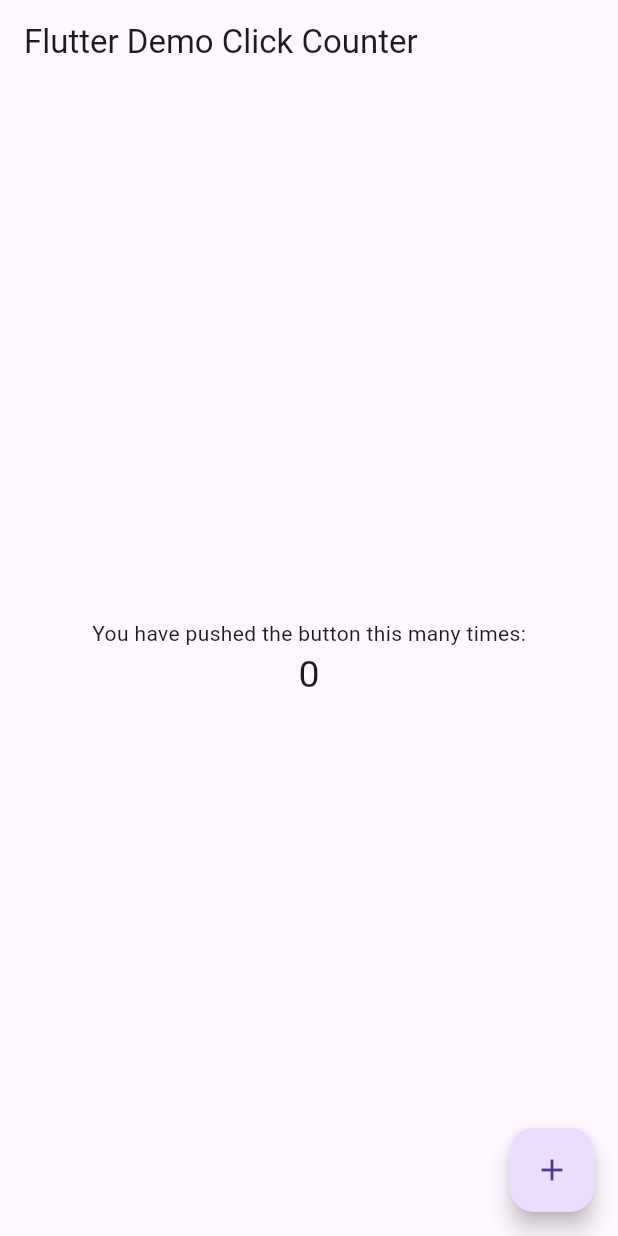
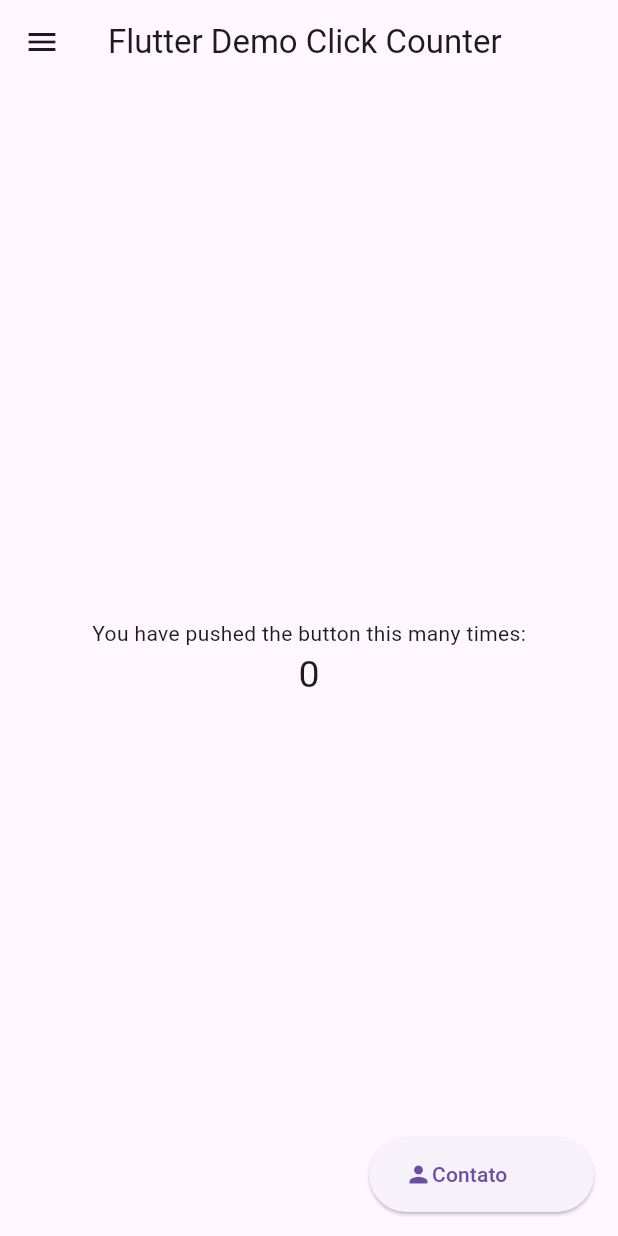
Before and after one commit to cronnysousa/meu_projeto_flutter, a Flutter app: the screen it shows after launch, on a phone screen of 412 x 824 dp. Run offline on Flutter 3.47's test engine with Material 3 defaults, Android fonts, the phone set to English and light mode, and no system bars.

Commit message:
projeto inicial

```diff
--- a/lib/main.dart
+++ b/lib/main.dart
@@ -21,10 +21,7 @@ class MyApp extends StatelessWidget {
 
 class MyHomePage extends StatefulWidget {
   const MyHomePage({super.key});
-  // This widget is the home page of your application. It is stateful, meaning
-  // that it has a State object (defined below) that contains fields that affect
-  // how it looks.
-  // This class is the configuration for the state.
+
   @override
   _MyHomePageState createState() => _MyHomePageState();
 }
@@ -34,42 +31,40 @@ class _MyHomePageState extends State<MyHomePage> {
 
   void _incrementCounter() {
     setState(() {
-      // This call to setState tells the Flutter framework that something has
-      // changed in this State, which causes it to rerun the build method below
-      // so that the display can reflect the updated values. If we changed
-      // _counter without calling setState(), then the build method would not be
-      // called again, and so nothing would appear to happen.
       _counter++;
     });
   }
 
   @override
   Widget build(BuildContext context) {
-    // This method is rerun every time setState is called, for instance as done
-    // by the _incrementCounter method above.
-    //
-    // The Flutter framework has been optimized to make rerunning build methods
-    // fast, so that you can just rebuild anything that needs updating rather
-    // than having to individually change instances of widgets.
     return Scaffold(
         appBar: AppBar(
-        // Here we take the value from the MyHomePage object that was created by
-        // the App.build method, and use it to set our appbar title.
           title: const Text('Flutter Demo Click Counter'),
+        ),
+        drawer: Drawer(
+          child: ListView(
+            children: [
+              DrawerHeader(
+                margin: EdgeInsets.all(5),
+                decoration: BoxDecoration(color: Colors.blue, boxShadow: [
+                  BoxShadow(
+                      color: Colors.black26,
+                      blurRadius: 3,
+                      spreadRadius: 2,
+                      offset: Offset(5, 5))
+                ]),
+                child: Text("Menu Principal"),
+              ),
+              ListTile(
+                title: Text("Configurações"),
+              )
+            ],
+          ),
         ),
         body: Center(
           // Center is a layout widget. It takes a single child and positions it
           // in the middle of the parent.
           child: Column(
-          // Column is also a layout widget. It takes a list of children and
-          // arranges them vertically. By default, it sizes itself to fit its
-          // children horizontally, and tries to be as tall as its parent.
-          //
-          // Column has various properties to control how it sizes itself and
-          // how it positions its children. Here we use mainAxisAlignment to
-          // center the children vertically; the main axis here is the vertical
-          // axis because Columns are vertical (the cross axis would be
-          // horizontal).
             mainAxisAlignment: MainAxisAlignment.center,
             children: <Widget>[
               const Text(
@@ -82,11 +77,18 @@ class _MyHomePageState extends State<MyHomePage> {
             ],
           ),
         ),
-      floatingActionButton: FloatingActionButton(
+        floatingActionButton: SizedBox(
+          width: 150,
+          height: 50,
+          child: ElevatedButton(
             onPressed: _incrementCounter,
-        tooltip: 'Increment',
-        child: const Icon(Icons.add),
+            child: Row(
+              children: [
+                Icon(Icons.person),
+                Text("Contato"),
+              ],
             ),
-    );
+          ),
+        ));
   }
 }
```
Lines whose indentation alone changed are shown as unchanged.
